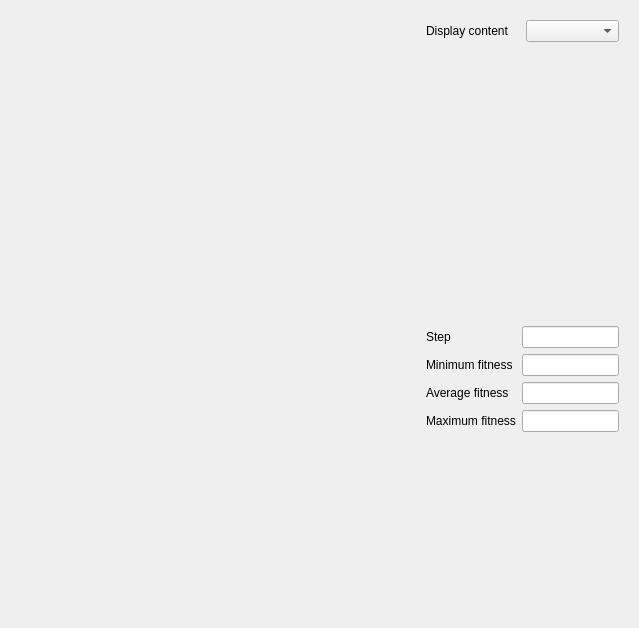
This is src/libs/ecoscope/gep_scope_main_window.ui in FrankBlabu/GenePool as Qt 5 draws it before an edit. The edited form follows.
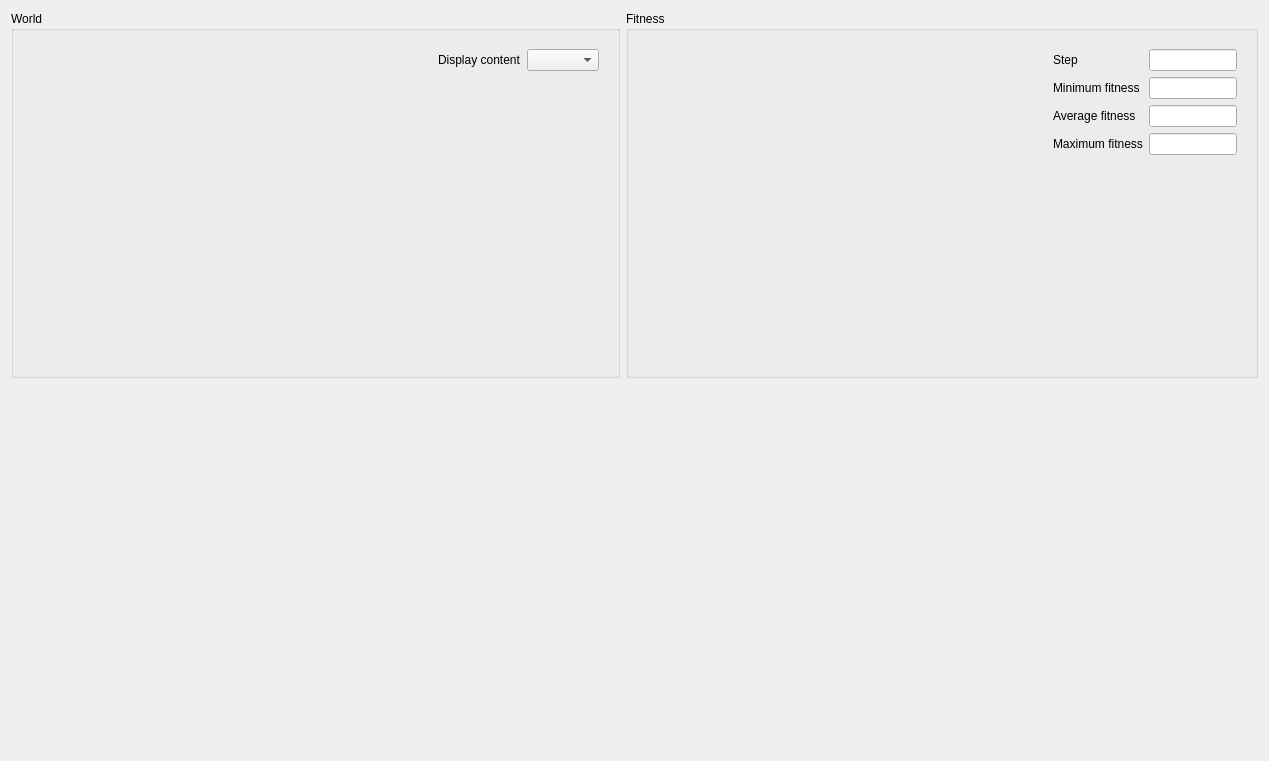
This is the edited form.

```diff
--- a/src/libs/ecoscope/gep_scope_main_window.ui
+++ b/src/libs/ecoscope/gep_scope_main_window.ui
@@ -6,14 +6,20 @@
    <rect>
     <x>0</x>
     <y>0</y>
-    <width>639</width>
-    <height>624</height>
+    <width>1269</width>
+    <height>761</height>
    </rect>
   </property>
   <property name="windowTitle">
    <string>Form</string>
   </property>
-  <layout class="QGridLayout" name="gridLayout_3">
+  <layout class="QGridLayout" name="gridLayout_5">
+   <item row="0" column="0">
+    <widget class="QGroupBox" name="_world_frame">
+     <property name="title">
+      <string>World</string>
+     </property>
+     <layout class="QGridLayout" name="gridLayout_4">
    <item row="0" column="0">
     <widget class="QWidget" name="_world_display_frame" native="true">
      <property name="sizePolicy">
@@ -59,7 +65,16 @@
      </layout>
     </widget>
    </item>
-   <item row="1" column="0">
+     </layout>
+    </widget>
+   </item>
+   <item row="0" column="1">
+    <widget class="QGroupBox" name="_fitness_frame">
+     <property name="title">
+      <string>Fitness</string>
+     </property>
+     <layout class="QGridLayout" name="gridLayout_3">
+      <item row="0" column="0">
     <widget class="QWidget" name="_diagram_frame" native="true">
      <property name="sizePolicy">
       <sizepolicy hsizetype="Expanding" vsizetype="Preferred">
@@ -75,7 +90,7 @@
      </property>
     </widget>
    </item>
-   <item row="1" column="1">
+      <item row="0" column="1">
     <widget class="QWidget" name="_statistics_frame" native="true">
      <layout class="QGridLayout" name="gridLayout_2">
       <item row="0" column="1">
@@ -148,6 +163,19 @@
        </widget>
       </item>
      </layout>
+       </widget>
+      </item>
+     </layout>
+    </widget>
+   </item>
+   <item row="1" column="0" colspan="2">
+    <widget class="QWidget" name="_log_frame" native="true">
+     <property name="sizePolicy">
+      <sizepolicy hsizetype="Preferred" vsizetype="Expanding">
+       <horstretch>0</horstretch>
+       <verstretch>0</verstretch>
+      </sizepolicy>
+     </property>
     </widget>
    </item>
   </layout>
```
Lines whose indentation alone changed are shown as unchanged.
